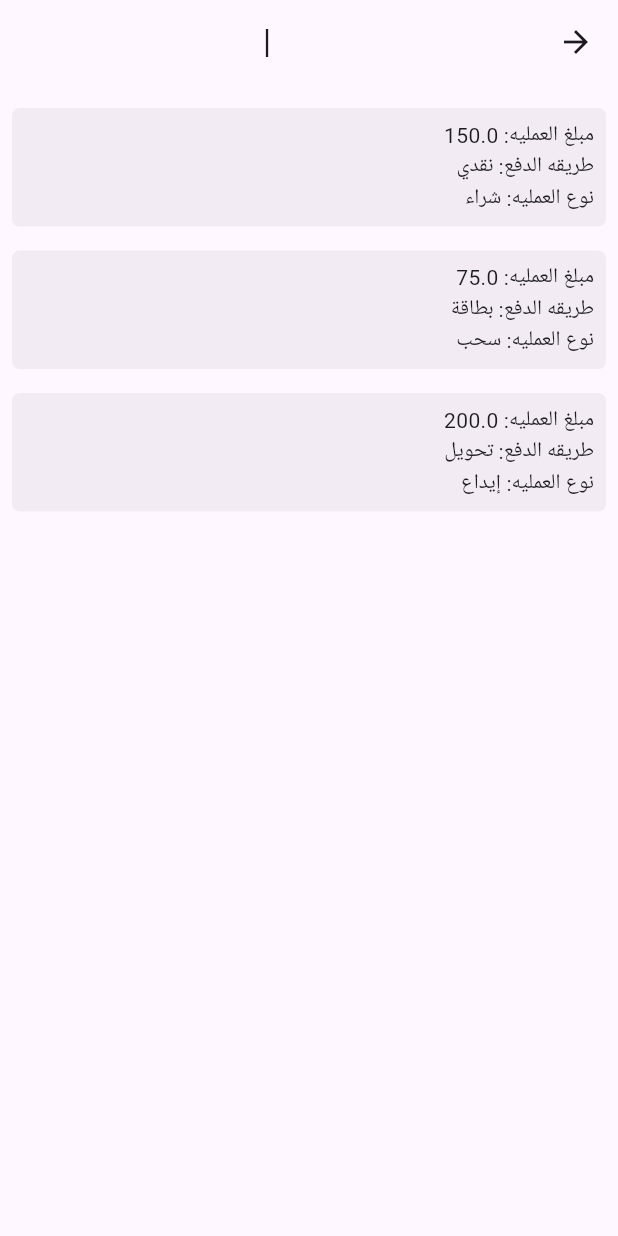
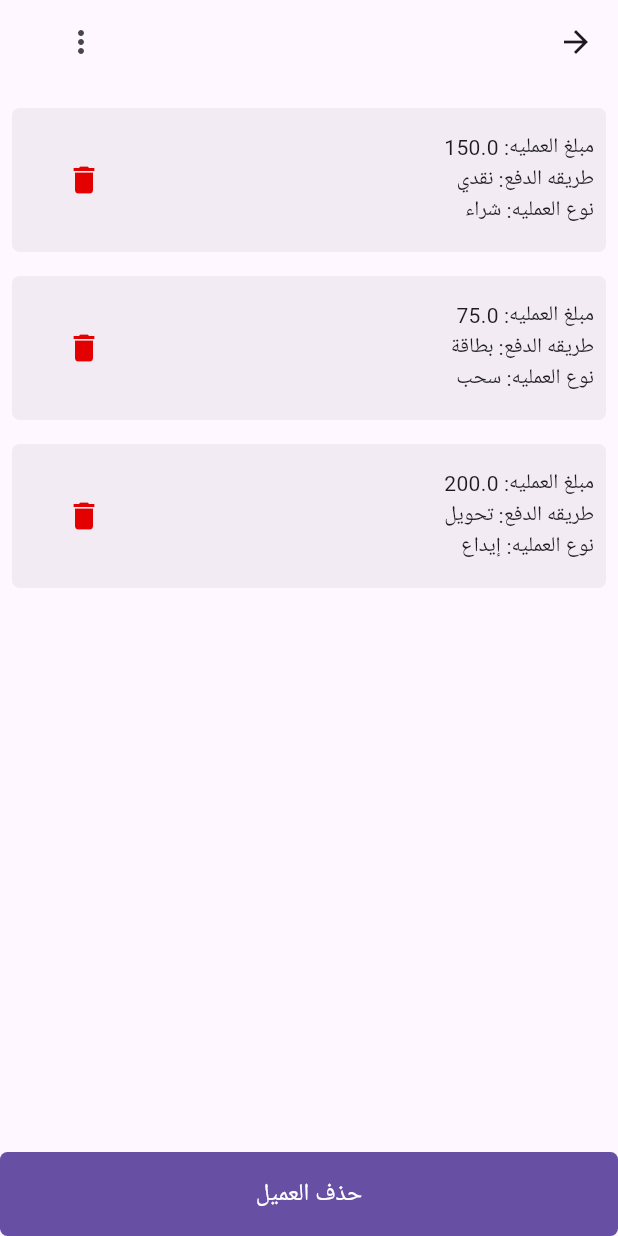
Before and after one commit to AliAshrafAnwaar/transaction_app, a Flutter app: the ClientTransactions screen opened directly with sample values from the repository, on a phone screen of 412 x 824 dp. Run offline on Flutter 3.47's test engine with Material 3 defaults, Android fonts, the phone set to English and light mode, and no system bars.

Commit message:
added some features to the application delete add and edit but didn't apply the function and the validation of the edite of textfield

```diff
--- a/lib/features/display/client_transactions.dart
+++ b/lib/features/display/client_transactions.dart
@@ -2,6 +2,8 @@ import 'package:flutter/material.dart';
 import 'package:transaction_app/core/app_colors.dart';
 import 'package:transaction_app/data/model/client.dart';
 import 'package:transaction_app/data/model/transaction.dart';
+import 'package:transaction_app/features/display/edit_user_screen.dart';
+import 'package:transaction_app/features/shared/styled_button.dart';
 
 class ClientTransactions extends StatefulWidget {
   final String name;
@@ -24,15 +26,35 @@ class _ClientTransactionsState extends State<ClientTransactions> {
   Widget build(BuildContext context) {
     return Scaffold(
       appBar: AppBar(
-          title: Row(
-            children: [
-              Text(widget.name),
-              const Expanded(child: SizedBox()),
-              const Text('|'),
-              const Expanded(child: SizedBox()),
-              Text(widget.phoneNumber),
+        actions: [
+          Padding(
+            padding: const EdgeInsets.symmetric(horizontal: 30.0),
+            child: PopupMenuButton<String>(
+              onSelected: (String choice) {
+                if (choice == 'Edit User') {
+                  // Navigate to EditUserScreen when the item is selected
+                  Navigator.push(
+                    context,
+                    MaterialPageRoute(
+                        builder: (context) => EditUserScreen(
+                              client: widget.client,
+                            )),
+                  );
+                }
+              },
+              itemBuilder: (BuildContext context) {
+                return [
+                  PopupMenuItem<String>(
+                    value: 'Edit User',
+                    child: Text('تعديل بينات العميل'),
+                  ),
+                ];
+              },
+              icon: Icon(Icons.more_vert), // Three dots icon
+            ),
+          ),
         ],
-          ),
+        title: Text(widget.name),
       ),
       body: Padding(
         padding: const EdgeInsets.all(8.0),
@@ -43,11 +65,12 @@ class _ClientTransactionsState extends State<ClientTransactions> {
             return Container(
               decoration: BoxDecoration(
                   color: AppColors.secondaryText.withOpacity(0.05),
-                        borderRadius:
-                            const BorderRadius.all(Radius.circular(5))),
+                  borderRadius: const BorderRadius.all(Radius.circular(5))),
               padding: const EdgeInsets.all(8),
               margin: const EdgeInsets.symmetric(vertical: 8),
-                    child: Column(
+              child: Row(
+                children: [
+                  Column(
                     mainAxisAlignment: MainAxisAlignment.start,
                     crossAxisAlignment: CrossAxisAlignment.start,
                     children: [
@@ -55,8 +78,31 @@ class _ClientTransactionsState extends State<ClientTransactions> {
                       Text('طريقه الدفع: ${transaction.payMethod}'),
                       Text('نوع العمليه: ${transaction.type}'),
                     ],
-                    ));
-              }),
-        ));
+                  ),
+                  const Expanded(child: SizedBox()),
+                  Padding(
+                    padding: const EdgeInsets.all(16),
+                    child: IconButton(
+                        onPressed: () {
+                          widget.client
+                              .deleteTransaction(widget.client, transaction);
+                        },
+                        icon: const Icon(
+                          Icons.delete,
+                          color: AppColors.myRed,
+                        )),
+                  ),
+                ],
+              ),
+            );
+          },
+        ),
+      ),
+      bottomNavigationBar: StyledButton(
+          onPressed: () {
+            widget.client.deleteClient(widget.client);
+          },
+          text: 'حذف العميل'),
+    );
   }
 }
--- a/lib/features/display/display.dart
+++ b/lib/features/display/display.dart
@@ -53,7 +53,7 @@ class _DisplayState extends State<Display> {
             padding: const EdgeInsets.all(8.0),
             child: TextField(
               controller: searchController,
-              decoration: InputDecoration(
+              decoration: const InputDecoration(
                 labelText: 'ابحث عن عميل',
                 border: OutlineInputBorder(),
               ),
--- a/lib/features/home/application.dart
+++ b/lib/features/home/application.dart
@@ -73,6 +73,8 @@ class _ApplicationState extends State<Application> {
     }
   }
 
+  String selectedType = 'ايداع';
+
   @override
   Widget build(BuildContext context) {
     return Scaffold(
@@ -106,6 +108,7 @@ class _ApplicationState extends State<Application> {
                 hint: "نوع العمليه",
                 icon: Icons.type_specimen,
                 controller: typeController,
+                options: ["ايداع", "سحب"],
               ),
               StyledTextField(
                 hint: "تاريخ العمليه",
```
Also changed, not shown: lib/data/model/client.dart (+33 -0 lines), lib/data/model/transaction.dart (+0 -17 lines), lib/features/display/edit_user_screen.dart (added, +126 -0 lines), lib/features/shared/styled_textField.dart (+37 -12 lines). Lines whose indentation alone changed are shown as unchanged.
